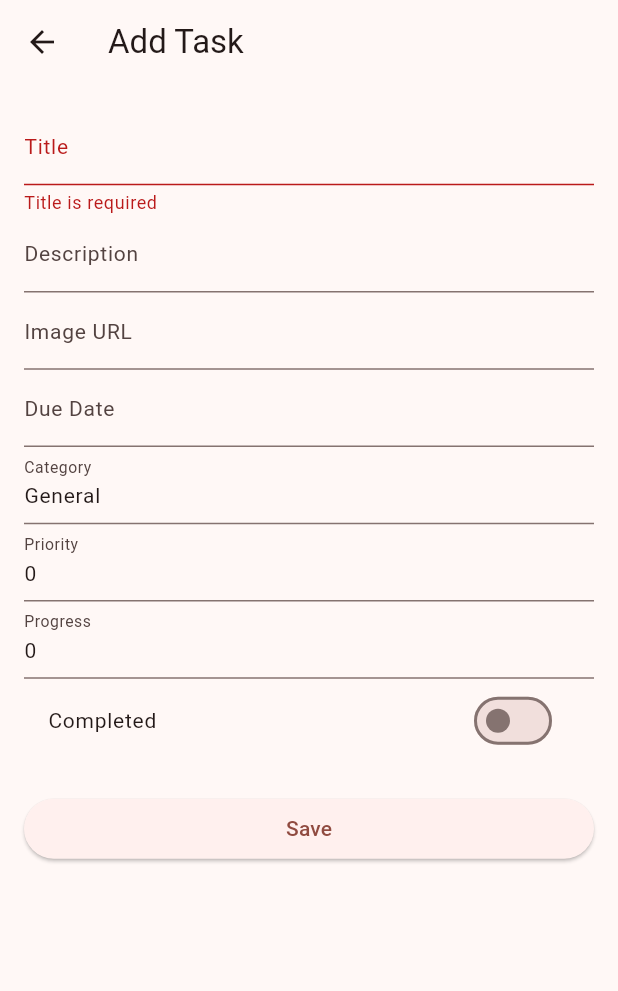
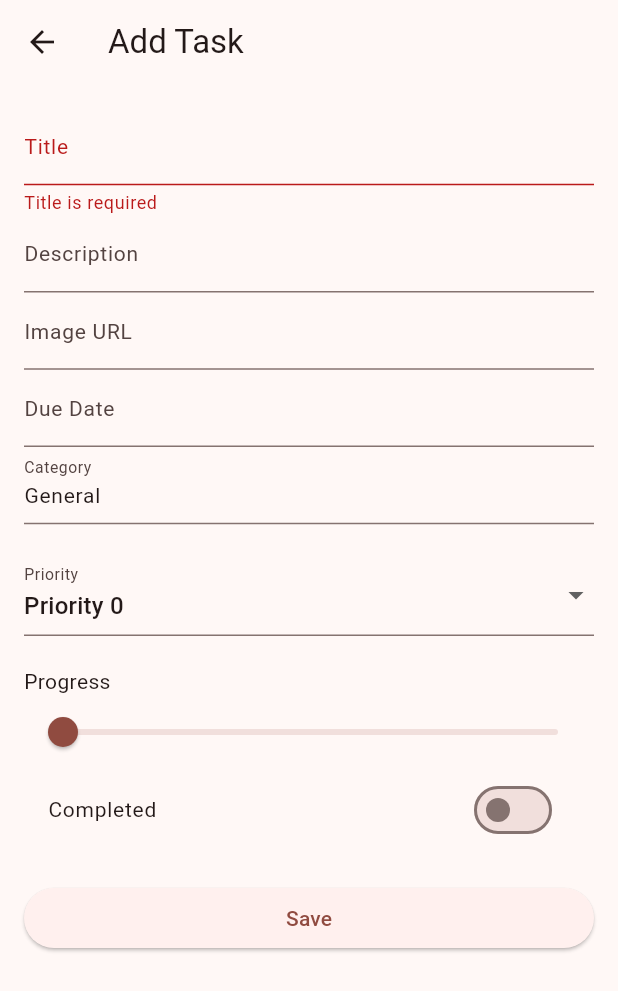
Before and after one commit to mpmarfisi/flutter_projects, a Flutter app: the EditScreen screen opened directly with empty values, after a tap on "Save", on a phone screen of 412 x 824 dp. Shown: the top 991 px of the screen. Run offline on Flutter 3.47's test engine with Material 3 defaults, Android fonts, the phone set to English and light mode, and no system bars; our stand-ins replace floor, flutter_colorpicker, flutter_riverpod, go_router, riverpod, sqflite; accounts and stored records are empty; generated files the repository leaves out were written again.

Commit message:
Task id database fix

```diff
--- a/04_tasks-app-db/lib/core/router/app_router.dart
+++ b/04_tasks-app-db/lib/core/router/app_router.dart
@@ -26,7 +26,7 @@ final appRouter = GoRouter(
      builder: (context, state) {
       final taskId = state.pathParameters['taskId'];
       return DetailScreen(
-        taskId: taskId!,
+        taskId: taskId! as int,
       );
     }),
     GoRoute(
--- a/04_tasks-app-db/lib/data/tasks_dao.dart
+++ b/04_tasks-app-db/lib/data/tasks_dao.dart
@@ -7,13 +7,13 @@ abstract class TasksDao {
   Future<List<Task>> getAllTasks();
 
   @Query('SELECT * FROM Task WHERE id = :id')
-  Future<Task?> getTaskById(String id);
+  Future<Task?> getTaskById(int id);
 
   @Query('SELECT * FROM Task WHERE userId = :userId')
   Future<List<Task>> getTasksByUserId(String userId);
 
   @Query('SELECT * FROM Task WHERE id = :id AND userId = :userId')
-  Future<Task?> getTaskByIdAndUserId(String id, String userId);
+  Future<Task?> getTaskByIdAndUserId(int id, String userId);
 
   @insert
   Future<void> insertTask(Task task);
--- a/04_tasks-app-db/lib/domain/task.dart
+++ b/04_tasks-app-db/lib/domain/task.dart
@@ -13,12 +13,13 @@ import 'package:navigation/domain/user.dart';
   ],
 )
 class Task {
-  @primaryKey
-  final String id;
+  @PrimaryKey(autoGenerate: true)
+  final int? id;
+
   final String title;
   final String description;
-  final String imageUrl;
-  final String dueDate;
+  final String? imageUrl;
+  final String? dueDate;
   final String category;
   final int priority;
   final int progress;
@@ -28,17 +29,17 @@ class Task {
   final String userId; // Foreign key to reference the User
 
   Task({
-    required this.id,
+    this.id,
     required this.title,
     required this.description,
-    required this.imageUrl,
-    required this.dueDate,
+    this.imageUrl,
+    this.dueDate,
     required this.priority,
-    required this.userId,
+    this.progress = 0,
     this.category = 'General',
-    this.progress = 0,
     this.isCompleted = false,
     this.createdAt,
     this.completedAt,
+    required this.userId,
   });
 }
--- a/04_tasks-app-db/lib/main.dart
+++ b/04_tasks-app-db/lib/main.dart
@@ -12,7 +12,7 @@ Future<void> main() async {
 
   // Initialize the database and measure initialization time
   final stopwatch = Stopwatch()..start();
-  database = await AppDatabase.create('task_app_db.db');
+  database = await AppDatabase.create('tasks_app_database.db');
   stopwatch.stop();
   log('Database initialized in ${stopwatch.elapsed.inMilliseconds}ms');
 
--- a/04_tasks-app-db/lib/presentation/screens/edit_screen.dart
+++ b/04_tasks-app-db/lib/presentation/screens/edit_screen.dart
@@ -28,7 +28,6 @@ class _EditScreenState extends State<EditScreen> {
   void initState() {
     super.initState();
     final task = widget.task;
-    id = task?.id ?? DateTime.now().toString().substring(0, 10);
     title = task?.title ?? '';
     description = task?.description ?? '';
     imageUrl = task?.imageUrl ?? '';
@@ -94,31 +93,42 @@ class _EditScreenState extends State<EditScreen> {
                 decoration: const InputDecoration(labelText: 'Category'),
                 onSaved: (value) => category = value ?? 'General',
               ),
-              TextFormField(
-                initialValue: priority.toString(),
+              const SizedBox(height: 20),
+              DropdownButtonFormField<int>(
+                value: priority,
                 decoration: const InputDecoration(labelText: 'Priority'),
-                keyboardType: TextInputType.number,
-                onSaved: (value) => priority = int.tryParse(value ?? '0') ?? 0,
-                validator: (value) {
-                  final parsedValue = int.tryParse(value ?? '');
-                  if (parsedValue == null || parsedValue < 0 || parsedValue > 3) {
-                    return 'Priority must be between 0 and 3';
-                  }
-                  return null;
+                items: List.generate(
+                  4,
+                  (index) => DropdownMenuItem(
+                    value: index,
+                    child: Text('Priority $index'),
+                  ),
+                ),
+                onChanged: (value) {
+                  setState(() {
+                    priority = value ?? 0;
+                  });
                 },
+                onSaved: (value) => priority = value ?? 0,
               ),
-              TextFormField(
-                initialValue: progress.toString(),
-                decoration: const InputDecoration(labelText: 'Progress'),
-                keyboardType: TextInputType.number,
-                onSaved: (value) => progress = int.tryParse(value ?? '0') ?? 0,
-                validator: (value) {
-                  final parsedValue = int.tryParse(value ?? '');
-                  if (parsedValue == null || parsedValue < 0 || parsedValue > 100) {
-                    return 'Progress must be between 0 and 100';
-                  }
-                  return null;
-                },
+              const SizedBox(height: 20),
+              Column(
+                crossAxisAlignment: CrossAxisAlignment.start,
+                children: [
+                  const Text('Progress'),
+                  Slider(
+                    value: progress.toDouble(),
+                    min: 0,
+                    max: 100,
+                    divisions: 100,
+                    label: '$progress%',
+                    onChanged: (value) {
+                      setState(() {
+                        progress = value.toInt();
+                      });
+                    },
+                  ),
+                ],
               ),
               SwitchListTile(
                 title: const Text('Completed'),
@@ -131,7 +141,7 @@ class _EditScreenState extends State<EditScreen> {
                   if (_formKey.currentState?.validate() ?? false) {
                     _formKey.currentState?.save();
                     final task = Task(
-                      id: id,
+                      // id: id,
                       title: title,
                       description: description,
                       imageUrl: imageUrl,
--- a/04_tasks-app-db/lib/presentation/widgets/task_item.dart
+++ b/04_tasks-app-db/lib/presentation/widgets/task_item.dart
@@ -16,7 +16,7 @@ class TaskItem extends StatelessWidget {
     return Card(
       child: ListTile(
         leading: task.imageUrl != null
-            ? _getImage(task.imageUrl)
+            ? _getImage(task.imageUrl!)
             : const Icon(Icons.task),
         title: Text(task.title.isNotEmpty ? task.title : 'Untitled Task'),
         subtitle: Text(task.description.isNotEmpty ? task.description : 'No description'),
@@ -30,7 +30,7 @@ class TaskItem extends StatelessWidget {
     return ClipRRect(
       borderRadius: BorderRadius.circular(8),
       child: Image.network(
-        task.imageUrl,
+        task.imageUrl!,
         errorBuilder: (context, error, stackTrace) {
           return const Icon(
             Icons.broken_image,
```
Also changed, not shown: 04_tasks-app-db/lib/core/database/database.dart (+0 -30 lines), 04_tasks-app-db/lib/data/user_dao.dart (+8 -0 lines), 04_tasks-app-db/lib/presentation/screens/detail_screen.dart (+6 -5 lines), 04_tasks-app-db/lib/presentation/screens/home_screen.dart (+11 -4 lines), 04_tasks-app-db/lib/core/database/database.g.dart.
